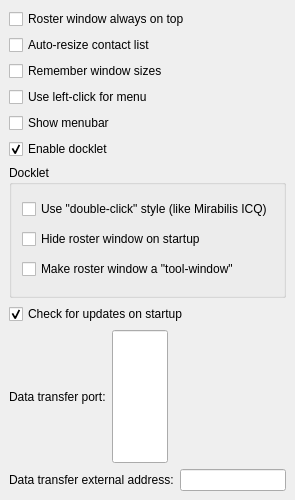
Old version of the form src/options/opt_application.ui in the repository psi-im/psi.
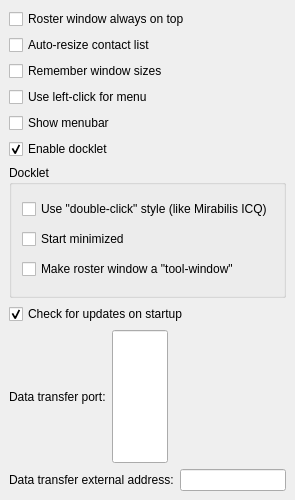
New version of the form.

Commit message: options/opt_application.ui: replace rename 'Hide roster window on startup' to 'Start minimized'.

The edit to the form file:
```diff
--- a/src/options/opt_application.ui
+++ b/src/options/opt_application.ui
@@ -92,7 +92,7 @@
       <item>
        <widget class="QCheckBox" name="ck_dockHideMW" >
         <property name="text" >
-         <string>Hide roster window on startup</string>
+         <string>Start minimized</string>
         </property>
        </widget>
       </item>
```
